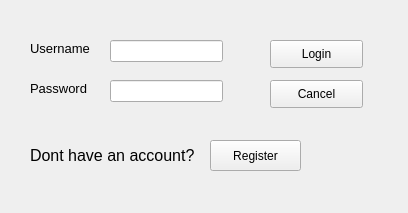
Qt form UI/UserLoginFormWithRegister.ui (NevenIlincic/SIMSProjekat) before a commit.
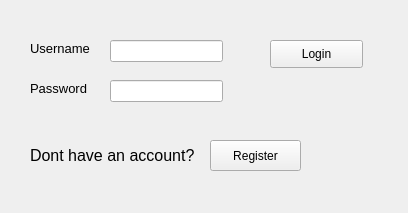
The same form after that commit.

Commit message: [ADD]Form for register

```diff
--- a/UI/UserLoginFormWithRegister.ui
+++ b/UI/UserLoginFormWithRegister.ui
@@ -26,19 +26,6 @@
     <string>Login</string>
    </property>
   </widget>
-  <widget class="QPushButton" name="pushButton_2">
-   <property name="geometry">
-    <rect>
-     <x>270</x>
-     <y>80</y>
-     <width>93</width>
-     <height>28</height>
-    </rect>
-   </property>
-   <property name="text">
-    <string>Cancel</string>
-   </property>
-  </widget>
   <widget class="QLabel" name="label">
    <property name="geometry">
     <rect>
```
The commit also changes 10 other files.
